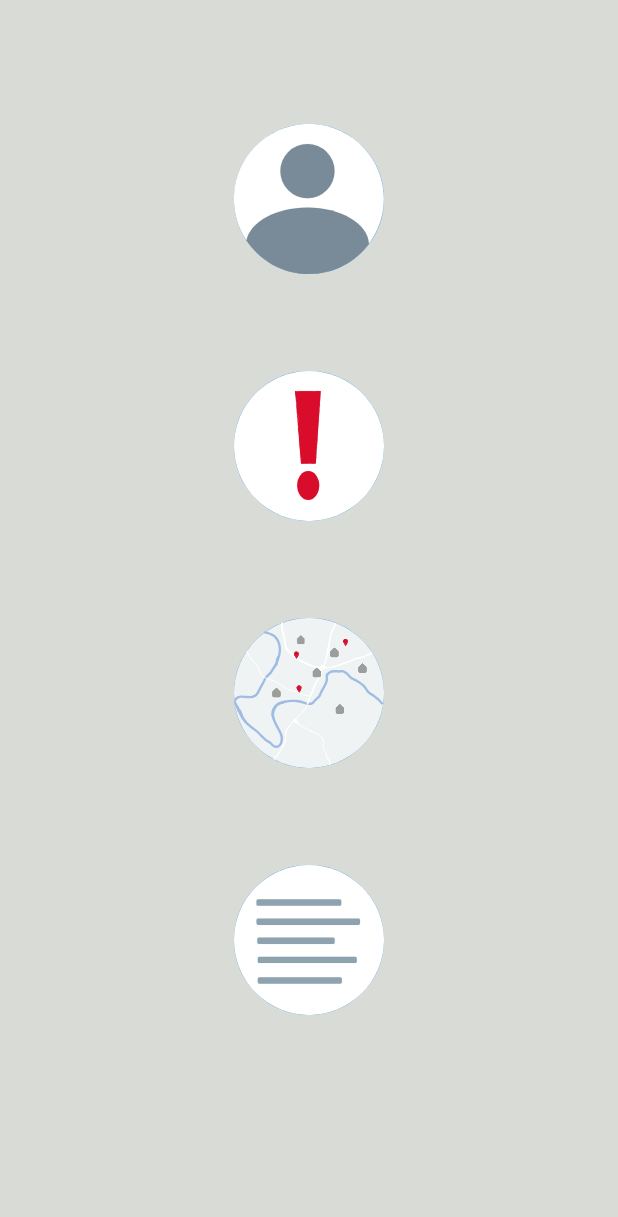
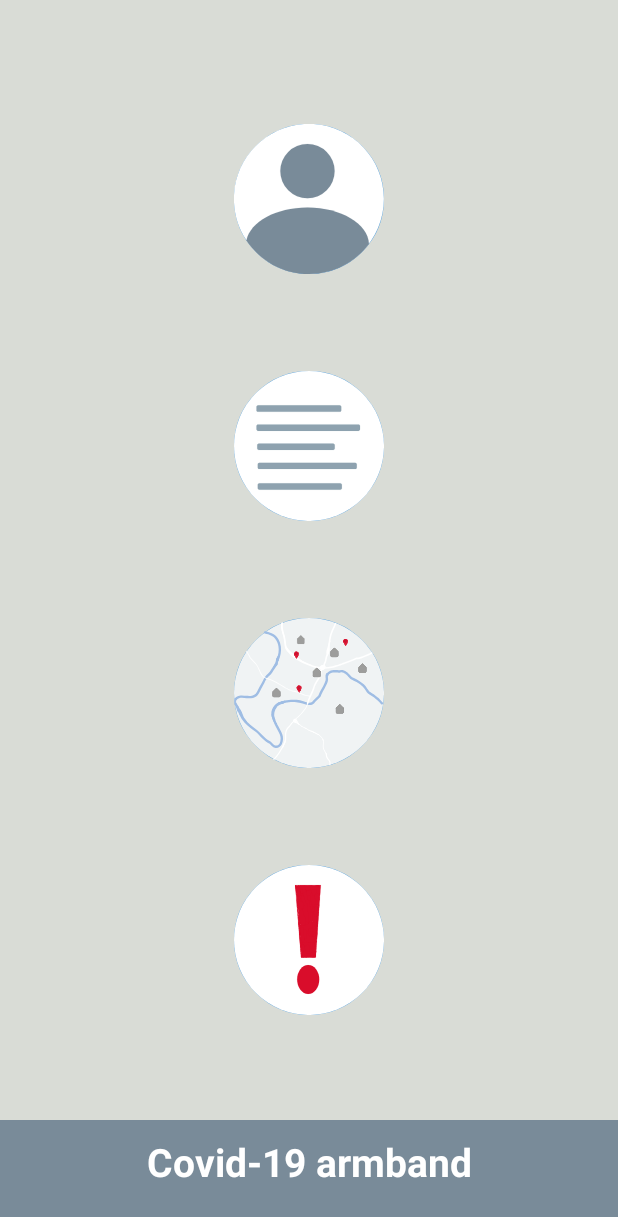
Before and after one commit to kstensson/Gymarbete, an Android app: the screen it shows after launch (MainActivity), on a phone screen of 412 x 824 dp. Shown: the top 1217 px of the screen. Run offline under Robolectric (Android 15) with nearby library versions, the phone set to English and light mode, and no system bars.

```diff
--- a/app/src/main/res/layout/fragment_home.xml
+++ b/app/src/main/res/layout/fragment_home.xml
@@ -14,12 +14,25 @@
         android:layout_height="100dp"
         android:background="@drawable/circle_shape"
         android:onClick="openBLESettingsActivity"
+        android:src="@drawable/ic_account"
         android:text="Whitelist"
         android:textColor="#fff"
         app:layout_constraintEnd_toEndOf="parent"
         app:layout_constraintStart_toStartOf="parent"
-        app:layout_constraintTop_toTopOf="@+id/guide1"
-        android:src="@drawable/ic_account"/>
+        app:layout_constraintTop_toTopOf="@+id/guide1" />
+
+    <ImageButton
+        android:id="@+id/btn3"
+        android:layout_width="100dp"
+        android:layout_height="100dp"
+        android:background="@drawable/circle_shape"
+        android:onClick="openMapActivity"
+        android:src="@drawable/ic_karta"
+        android:text="Map"
+        android:textColor="#fff"
+        app:layout_constraintEnd_toEndOf="parent"
+        app:layout_constraintStart_toStartOf="parent"
+        app:layout_constraintTop_toTopOf="@id/guide3" />
 
     <ImageButton
         android:id="@+id/btn2"
@@ -27,25 +40,12 @@
         android:layout_height="100dp"
         android:background="@drawable/circle_shape"
         android:onClick="openInfoActivity"
+        android:src="@drawable/ic_uttropstecken"
         android:text="Info"
         android:textColor="#fff"
         app:layout_constraintEnd_toEndOf="parent"
         app:layout_constraintStart_toStartOf="parent"
-        app:layout_constraintTop_toTopOf="@id/guide2"
-        android:src="@drawable/ic_uttropstecken"/>
-
-    <ImageButton
-        android:id="@+id/btn3"
-        android:layout_width="100dp"
-        android:layout_height="100dp"
-        android:background="@drawable/circle_shape"
-        android:onClick="openMapActivity"
-        android:text="Map"
-        android:textColor="#fff"
-        app:layout_constraintEnd_toEndOf="parent"
-        app:layout_constraintStart_toStartOf="parent"
-        app:layout_constraintTop_toTopOf="@id/guide3"
-        android:src="@drawable/ic_karta" />
+        app:layout_constraintTop_toTopOf="@id/guide4" />
 
     <ImageButton
         android:id="@+id/btn4"
@@ -53,13 +53,12 @@
         android:layout_height="100dp"
         android:background="@drawable/circle_shape"
         android:onClick="openWhitelistActivity"
+        android:src="@drawable/ic_list"
         android:text="Whitelist"
         android:textColor="#fff"
         app:layout_constraintEnd_toEndOf="parent"
         app:layout_constraintStart_toStartOf="parent"
-        app:layout_constraintTop_toTopOf="@id/guide4"
-        android:src="@drawable/ic_list"
-        />
+        app:layout_constraintTop_toTopOf="@id/guide2" />
 
     <androidx.constraintlayout.widget.Guideline
         android:id="@+id/guide1"
@@ -88,4 +87,22 @@
         android:layout_height="wrap_content"
         android:orientation="horizontal"
         app:layout_constraintGuide_percent="0.7" />
+
+    <TextView
+        android:id="@+id/textView2"
+        android:layout_width="match_parent"
+        android:layout_height="wrap_content"
+        android:background="#798B99"
+        android:paddingTop="10dp"
+        android:paddingBottom="32dp"
+        android:text="Covid-19 armband"
+        android:textColor="@color/white"
+        android:textStyle="bold"
+        android:textAlignment="center"
+        android:textSize="26dp"
+        android:visibility="visible"
+        app:layout_constraintBottom_toBottomOf="parent"
+        app:layout_constraintEnd_toEndOf="parent"
+        app:layout_constraintHorizontal_bias="0.5"
+        app:layout_constraintStart_toStartOf="parent" />
 </androidx.constraintlayout.widget.ConstraintLayout>
--- a/app/src/main/res/layout/info_activity.xml
+++ b/app/src/main/res/layout/info_activity.xml
@@ -23,7 +23,8 @@
         app:layout_constraintEnd_toEndOf="parent"
         app:layout_constraintHorizontal_bias="0.5"
         app:layout_constraintStart_toStartOf="parent"
-        app:srcCompat="@mipmap/ic_1177_round"/>
+        app:srcCompat="@mipmap/ic_1177_round"
+        />
 
     <ImageView
         android:id="@+id/imageView3"
--- a/app/src/main/res/layout/whitelistitem.xml
+++ b/app/src/main/res/layout/whitelistitem.xml
@@ -11,7 +11,7 @@
         android:layout_margin="10dp"
         android:text="X"
         android:textColor="@color/black"
-        android:background="@color/teal_700"
+        android:backgroundTint="@color/teal_700"
         android:textSize="20dp"
         app:layout_constraintBottom_toBottomOf="parent"
         app:layout_constraintLeft_toLeftOf="parent"
--- a/app/src/main/res/values/ic_1177_background.xml
+++ b/app/src/main/res/values/ic_1177_background.xml
@@ -1,4 +1,4 @@
 <?xml version="1.0" encoding="utf-8"?>
 <resources>
-    <color name="ic_1177_background">#D8183D</color>
+    <color name="ic_1177_background">#C80C38</color>
 </resources>
```
Also changed, not shown: app/src/main/java/com/example/gymarbete/activities/whitelist/WhitelistActivity.java (+0 -10 lines), app/src/main/res/layout/account_activity.xml (+5 -2 lines), app/src/main/res/layout/whitelist_fragment.xml (+1 -16 lines), 2 other files.
